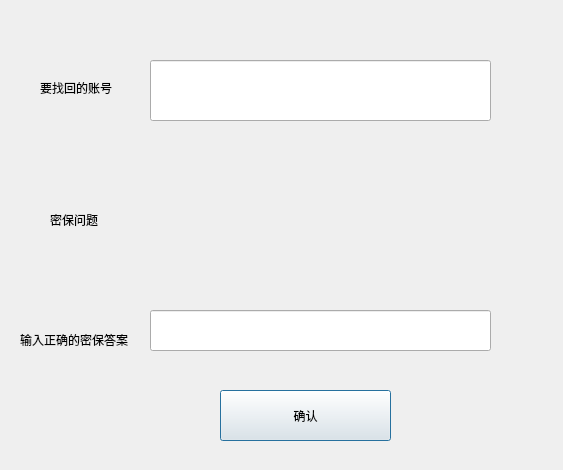
The window that findpasswddialog.ui (Type3limit/EasyManager) describes before a commit, drawn with Qt 5.
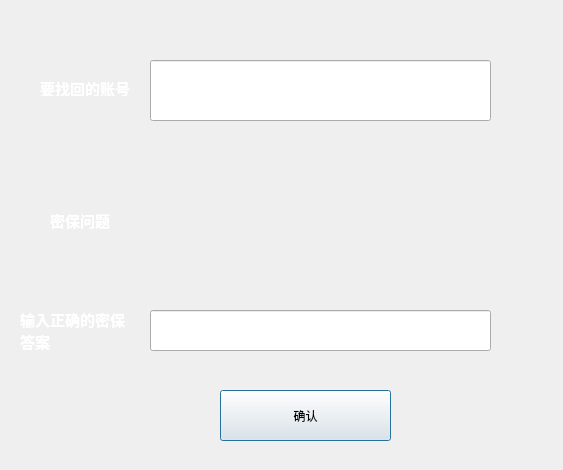
The same window after the commit. Icons and pictures are not drawn.

```diff
--- a/findpasswddialog.ui
+++ b/findpasswddialog.ui
@@ -13,6 +13,17 @@
   <property name="windowTitle">
    <string>EasyManager_FindPassword</string>
   </property>
+  <property name="styleSheet">
+   <string notr="true">QDialog
+{
+background-image:url(&quot;:/Theme/BackImage/DialogBack_4.png&quot;);
+}
+QLabel
+{
+font:bold 15px;
+color:white
+}</string>
+  </property>
   <widget class="QLabel" name="label">
    <property name="geometry">
     <rect>
@@ -41,8 +52,8 @@
     <rect>
      <x>50</x>
      <y>210</y>
-     <width>54</width>
-     <height>20</height>
+     <width>71</width>
+     <height>21</height>
     </rect>
    </property>
    <property name="text">
@@ -63,14 +74,17 @@
    <property name="geometry">
     <rect>
      <x>20</x>
-     <y>330</y>
+     <y>310</y>
      <width>111</width>
-     <height>20</height>
+     <height>41</height>
     </rect>
    </property>
    <property name="text">
     <string>输入正确的密保答案</string>
    </property>
+   <property name="wordWrap">
+    <bool>true</bool>
+   </property>
   </widget>
   <widget class="QPushButton" name="pushButton">
    <property name="geometry">
@@ -89,14 +103,17 @@
    <property name="geometry">
     <rect>
      <x>150</x>
-     <y>210</y>
+     <y>175</y>
      <width>341</width>
-     <height>16</height>
+     <height>81</height>
     </rect>
    </property>
    <property name="text">
     <string/>
    </property>
+   <property name="wordWrap">
+    <bool>true</bool>
+   </property>
   </widget>
  </widget>
  <resources/>
```
